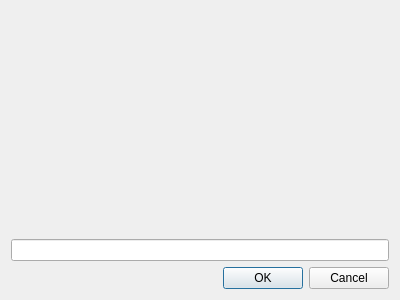
The window that src/dialogs/DeleteAccountDialog.ui (d1vanov/quentier) describes before a commit, drawn with Qt 5.
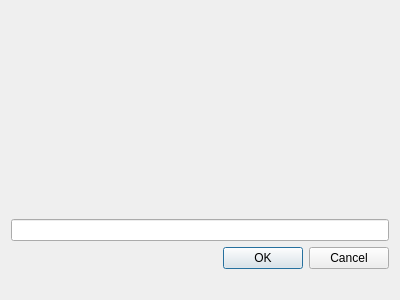
The same window after the commit.

Commit message:
Issue #215: first version of DeleteAccountDialog integration into the rest of the project
Not tested yet

Patch:
```diff
--- a/src/dialogs/DeleteAccountDialog.ui
+++ b/src/dialogs/DeleteAccountDialog.ui
@@ -16,6 +16,12 @@
   <layout class="QVBoxLayout" name="verticalLayout">
    <item>
     <widget class="QLabel" name="warningLabel">
+     <property name="sizePolicy">
+      <sizepolicy hsizetype="Preferred" vsizetype="Expanding">
+       <horstretch>0</horstretch>
+       <verstretch>0</verstretch>
+      </sizepolicy>
+     </property>
      <property name="textFormat">
       <enum>Qt::RichText</enum>
      </property>
@@ -34,6 +40,16 @@
      </property>
     </widget>
    </item>
+   <item>
+    <widget class="QLabel" name="statusBarLabel">
+     <property name="sizePolicy">
+      <sizepolicy hsizetype="Preferred" vsizetype="Preferred">
+       <horstretch>0</horstretch>
+       <verstretch>0</verstretch>
+      </sizepolicy>
+     </property>
+    </widget>
+   </item>
   </layout>
  </widget>
  <resources/>
```
The commit also changes 11 other files.
